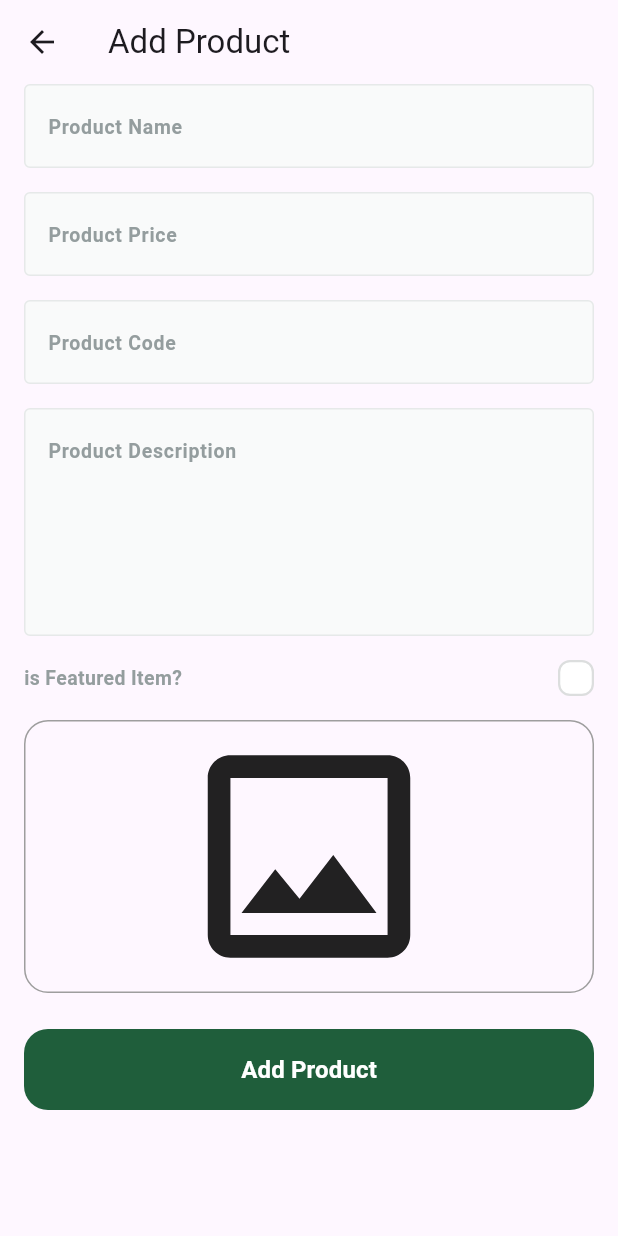
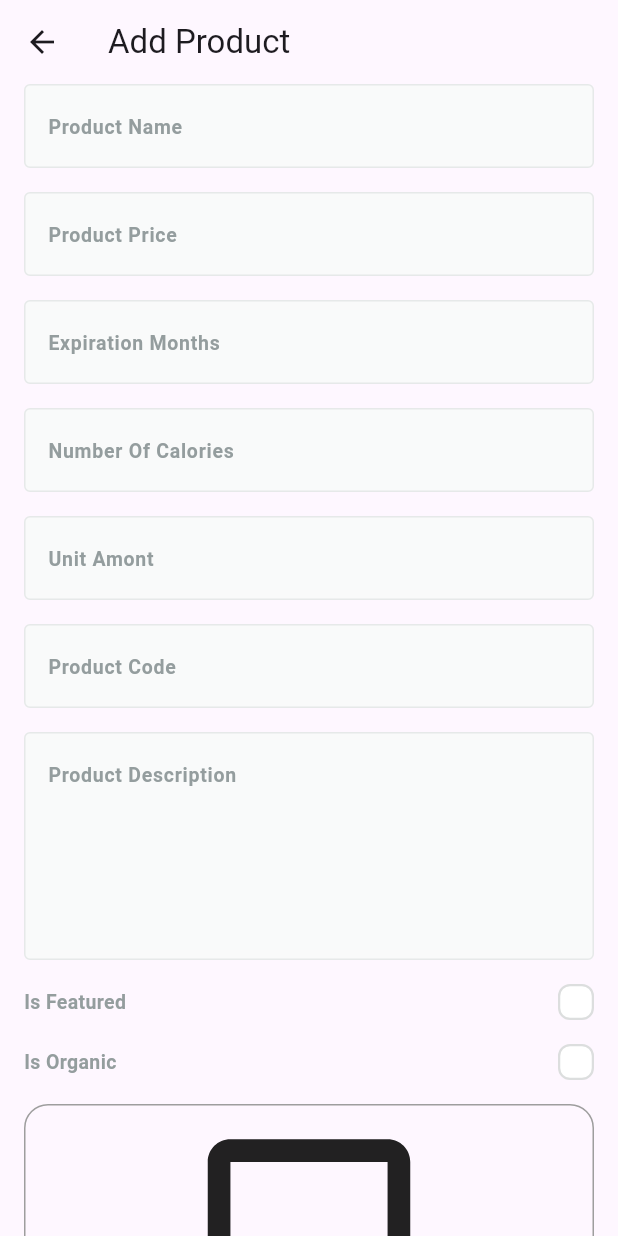
Before and after one commit to kareemsalah720/fruits_hub_dashboard, a Flutter app: the AddProductView screen opened by its route, on a phone screen of 412 x 824 dp. Run offline on Flutter 3.47's test engine with Material 3 defaults, Android fonts, the phone set to English and light mode, and no system bars; drawn by our look-alikes of modal_progress_hud_nsn, skeletonizer; our stand-ins replace bloc, cloud_firestore, dartz, firebase_core, firebase_storage, flutter_bloc and 2 more; accounts and stored records are empty.

Commit message:
integrage add product cubit with ui& add additional data to fruits product

```diff
--- /dev/null
+++ b/lib/core/widgets/custom_progress_hud.dart
@@ -0,0 +1,14 @@
+import 'package:flutter/material.dart';
+import 'package:modal_progress_hud_nsn/modal_progress_hud_nsn.dart';
+
+class CustomProgressHud extends StatelessWidget {
+  const CustomProgressHud(
+      {super.key, required this.isLoading, required this.child});
+
+  final bool isLoading;
+  final Widget child;
+  @override
+  Widget build(BuildContext context) {
+    return ModalProgressHUD(inAsyncCall: isLoading, child: child);
+  }
+}
--- a/lib/features/add_product/domain/entities/add_product_input_entity.dart
+++ b/lib/features/add_product/domain/entities/add_product_input_entity.dart
@@ -7,7 +7,13 @@ class AddProductInputEntity {
   final num price;
   final File image;
   final bool isFeatured;
-   String? imageUrl;
+  String? imageUrl;
+  final int expirationsMonths;
+  final int numberOfCalories;
+  final num avgRating = 0;
+  final num ratingCount = 0;
+  final int unitAmount;
+  final bool isOrganic;
 
   AddProductInputEntity(
       {required this.name,
@@ -16,5 +22,9 @@ class AddProductInputEntity {
       required this.price,
       required this.image,
       required this.isFeatured,
+      required this.expirationsMonths,
+      required this.numberOfCalories,
+      required this.unitAmount,
+      this.isOrganic = false,
       this.imageUrl});
 }
--- a/lib/features/add_product/presentation/views/add_product_view.dart
+++ b/lib/features/add_product/presentation/views/add_product_view.dart
@@ -5,7 +5,7 @@ import 'package:fruits_hub_dashboard/core/repos/products/products_repo.dart';
 import 'package:fruits_hub_dashboard/core/services/get_it_service.dart';
 import 'package:fruits_hub_dashboard/core/widgets/build_app_bar.dart';
 import 'package:fruits_hub_dashboard/features/add_product/presentation/cubit/add_product_cubit.dart';
-import 'package:fruits_hub_dashboard/features/add_product/presentation/widget/add_product_view_body.dart';
+import 'package:fruits_hub_dashboard/features/add_product/presentation/widget/add_product_view_body_bloc_builder.dart';
 
 class AddProductView extends StatelessWidget {
   const AddProductView({super.key});
@@ -22,8 +22,7 @@ class AddProductView extends StatelessWidget {
           getIt.get<ImagesRepo>(),
           getIt.get<ProductsRepo>(),
         ),
-        child: const AddProductViewBody(),
-
+        child: AddProductsViewBodyBlocBuilder(),
       ),
     );
   }
--- a/lib/features/add_product/presentation/widget/add_product_view_body.dart
+++ b/lib/features/add_product/presentation/widget/add_product_view_body.dart
@@ -20,9 +20,10 @@ class _AddProductViewBodyState extends State<AddProductViewBody> {
   final GlobalKey<FormState> _formKey = GlobalKey<FormState>();
   AutovalidateMode autovalidateMode = AutovalidateMode.disabled;
   late String name, code, description;
-  late num price;
+  late num price, expirationMonths, numberOfCalories, unitAmount;
   File? image;
   bool isFeatured = false;
+  bool isOrganic = false;
   @override
   Widget build(BuildContext context) {
     return Padding(
@@ -55,6 +56,36 @@ class _AddProductViewBodyState extends State<AddProductViewBody> {
               ),
               CustomTextFormField(
                 onSaved: (value) {
+                  expirationMonths = num.parse(value!);
+                },
+                hintText: 'Expiration Months',
+                textInputType: TextInputType.number,
+              ),
+              const SizedBox(
+                height: 16,
+              ),
+              CustomTextFormField(
+                onSaved: (value) {
+                  numberOfCalories = num.parse(value!);
+                },
+                hintText: 'Number Of Calories',
+                textInputType: TextInputType.number,
+              ),
+              const SizedBox(
+                height: 16,
+              ),
+              CustomTextFormField(
+                onSaved: (value) {
+                  unitAmount = num.parse(value!);
+                },
+                hintText: 'Unit Amont',
+                textInputType: TextInputType.number,
+              ),
+              const SizedBox(
+                height: 16,
+              ),
+              CustomTextFormField(
+                onSaved: (value) {
                   code = value!.toLowerCase();
                 },
                 hintText: 'Product Code',
@@ -74,12 +105,20 @@ class _AddProductViewBodyState extends State<AddProductViewBody> {
               const SizedBox(
                 height: 16,
               ),
-              IsFeaturedCheckBox(
-                onChanged: (value) {},
+              CheckBox(
+                text: 'Is Featured',
+                onChanged: (value) {
+                  isFeatured = value;
+                },
               ),
-              const SizedBox(
-                height: 16,
+              const SizedBox(height: 16),
+              CheckBox(
+                text: 'Is Organic',
+                onChanged: (value) {
+                  isOrganic = value;
+                },
               ),
+              const SizedBox(height: 16),
               ImageField(
                 onFileChanged: (image) {
                   this.image = image;
@@ -101,7 +140,10 @@ class _AddProductViewBodyState extends State<AddProductViewBody> {
                           price: price,
                           image: image!,
                           isFeatured: isFeatured,
-                      );
+                          expirationsMonths: expirationMonths.toInt(),
+                          numberOfCalories: numberOfCalories.toInt(),
+                          unitAmount: unitAmount.toInt(),
+                          isOrganic: isOrganic);
                       context.read<AddProductCubit>().addProduct(input);
                     } else {
                       autovalidateMode = AutovalidateMode.always;
--- /dev/null
+++ b/lib/features/add_product/presentation/widget/add_product_view_body_bloc_builder.dart
@@ -0,0 +1,32 @@
+import 'package:flutter/material.dart';
+import 'package:flutter_bloc/flutter_bloc.dart';
+import 'package:fruits_hub_dashboard/core/functions/build_error_bar.dart';
+import 'package:fruits_hub_dashboard/core/widgets/custom_progress_hud.dart';
+import 'package:fruits_hub_dashboard/features/add_product/presentation/cubit/add_product_cubit.dart';
+import 'package:fruits_hub_dashboard/features/add_product/presentation/widget/add_product_view_body.dart';
+
+class AddProductsViewBodyBlocBuilder extends StatelessWidget {
+  const AddProductsViewBodyBlocBuilder({
+    super.key,
+  });
+
+  @override
+  Widget build(BuildContext context) {
+    return BlocConsumer<AddProductCubit, AddProductState>(
+      listener: (context, state) {
+        if (state is AddProductSuccessState) {
+          buildBar(context, 'Product added successfully');
+        }
+        if (state is AddProductErrorState) {
+          buildBar(context, state.failure);
+        }
+      },
+      builder: (context, state) {
+        return CustomProgressHud(
+          isLoading: state is AddProductLoadingState,
+          child: const AddProductViewBody(),
+        );
+      },
+    );
+  }
+}
--- a/lib/features/add_product/presentation/widget/is_featured_check_box.dart
+++ b/lib/features/add_product/presentation/widget/is_featured_check_box.dart
@@ -4,16 +4,18 @@ import 'package:flutter/widgets.dart';
 import '../../../../../core/utils/app_text_styles.dart';
 import 'custom_check_box.dart';
 
-class IsFeaturedCheckBox extends StatefulWidget {
-  const IsFeaturedCheckBox({super.key, required this.onChanged});
+class CheckBox extends StatefulWidget {
+  const CheckBox({super.key,required this.text, required this.onChanged});
 
   final ValueChanged<bool> onChanged;
+  final  String text;
   @override
-  State<IsFeaturedCheckBox> createState() => _IsFeaturedCheckBoxState();
+  State<CheckBox> createState() => _CheckBoxState();
 }
 
-class _IsFeaturedCheckBoxState extends State<IsFeaturedCheckBox> {
+class _CheckBoxState extends State<CheckBox> {
   bool isTermsAccepted = false;
+
   @override
   Widget build(BuildContext context) {
     return Row(
@@ -22,7 +24,7 @@ class _IsFeaturedCheckBoxState extends State<IsFeaturedCheckBox> {
           TextSpan(
             children: [
               TextSpan(
-                text: 'is Featured Item?',
+                text: widget.text,
                 style: TextStyles.semiBold13.copyWith(
                   color: const Color(0xFF949D9E),
                 ),
--- a/pubspec.yaml
+++ b/pubspec.yaml
@@ -18,6 +18,7 @@ dependencies:
   get_it: ^8.0.3
   flutter_bloc: ^9.1.1
   cloud_firestore: ^5.6.7
+  modal_progress_hud_nsn: ^0.5.1
 
 dev_dependencies:
   flutter_test:
```
Also changed, not shown: lib/core/functions/build_error_bar.dart (added, +10 -0 lines), lib/features/add_product/data/models/add_product_input_model.dart (+21 -4 lines), pubspec.lock. Lines whose indentation alone changed are shown as unchanged.
